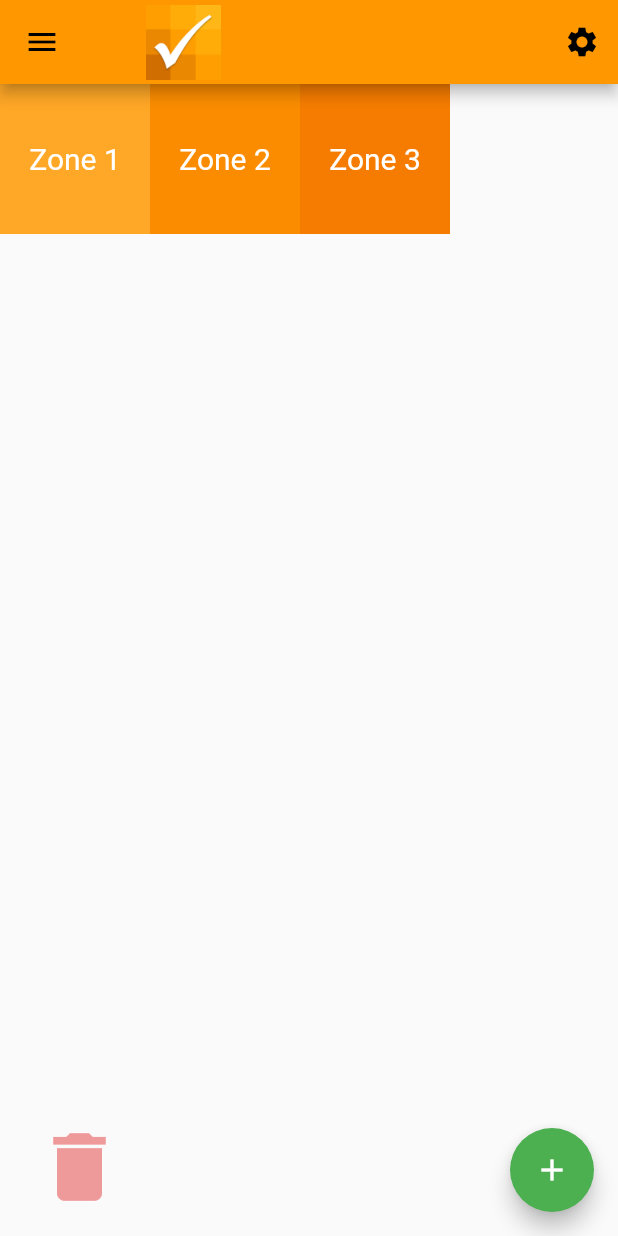
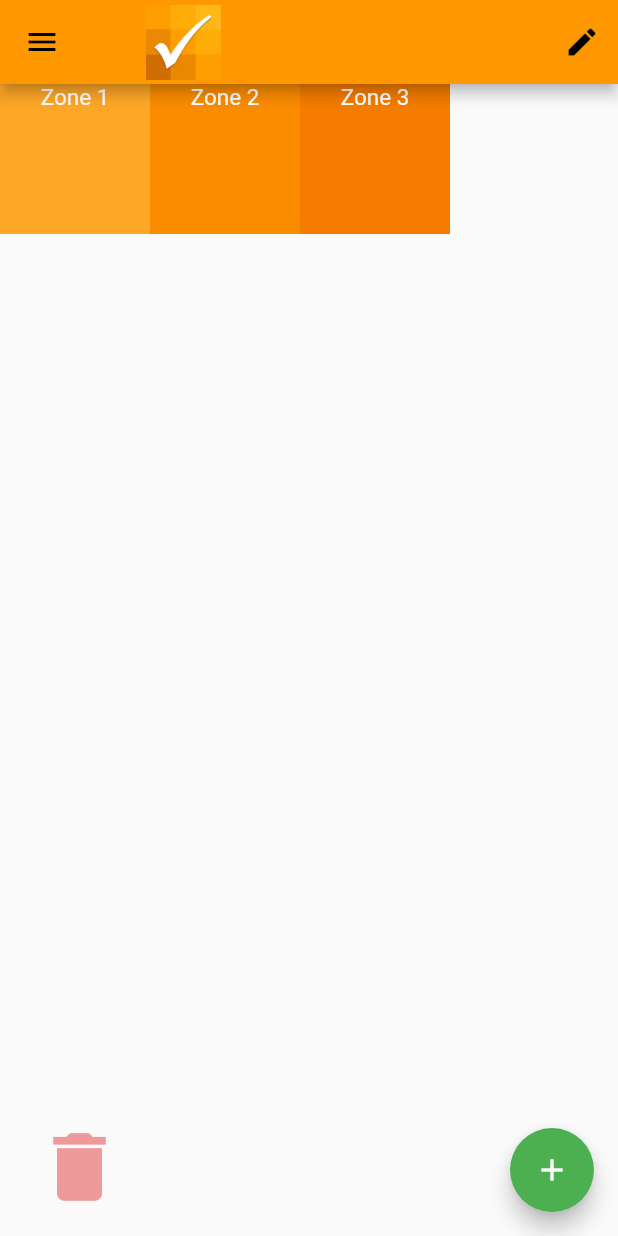
Before and after one commit to olafkotur/checked, a Flutter app: the Home screen opened directly, on a phone screen of 412 x 824 dp. Run offline on Flutter 3.47's test engine with Material 2 defaults, Android fonts, the phone set to English and light mode, and no system bars.

Commit message:
Working delete feature

```diff
--- a/checked_mobile_application/lib/screens/home.dart
+++ b/checked_mobile_application/lib/screens/home.dart
@@ -44,7 +44,7 @@ class _HomeState extends State<Home> {
         actions: <Widget>[
           IconButton(
             icon: Icon(
-              Icons.settings,
+              Icons.edit,
               color: Colors.black,
             ),
             onPressed: () {
@@ -65,9 +65,9 @@ class _HomeState extends State<Home> {
               // onAccept: (Color color) {
               //   deletedColor = Colors.red[400];
               // },
-              // onLeave: (Color color) {
-              //   deletedColor = Colors.red[200];
-              // },
+              onLeave: (Color color) {
+                deletedColor = Colors.red[200];
+              },
               builder: (
                 BuildContext context,
                 List<dynamic> accepted,
@@ -141,15 +141,23 @@ class _DragBoxState extends State<DragBox> {
           width: 100.0,
           height: 100.0,
           color: widget.itemColor,
-          child: Center(
-            child: Text(
-              widget.label,
-              style: TextStyle(
-                color: Colors.white,
-                decoration: TextDecoration.none,
-                fontSize: 20.0,
+          child: Column(
+            children: <Widget>[
+              Row(
+                mainAxisAlignment: MainAxisAlignment.center,
+                children: <Widget>[
+                  Text(
+                    widget.label,
+                    style: TextStyle(
+                      color: Colors.white,
+                      decoration: TextDecoration.none,
+                      fontSize: 15.0,
+
+                    ),
+                  ),
+                ],
               ),
-            ),
+            ],
           ),
         ),
         onDraggableCanceled: (velocity, offset) {
```
